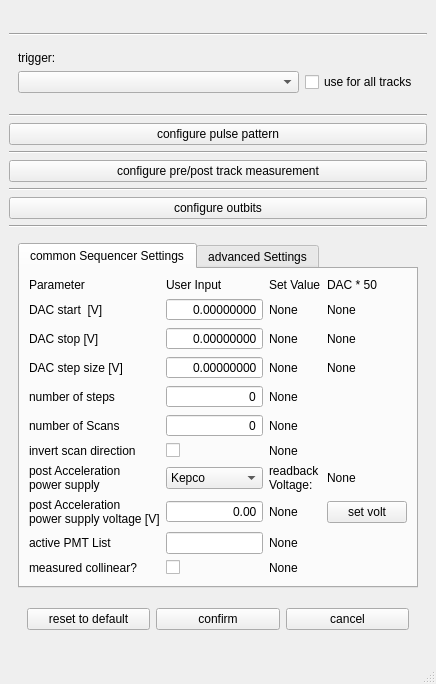
Before: the Qt Designer form TildaHost/source/Interface/TrackParUi/Ui_TrackPar.ui in lasersphere/Tilda, drawn with Qt 5.
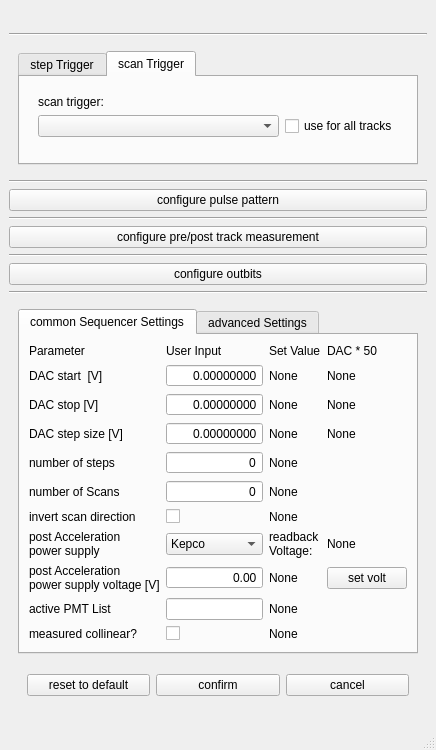
After: the same form once the commit is applied. Icons and pictures are not drawn.

Commit message: Testing of implementation of scan trigger. Fixed some issues of the scan trigger connected to the sqlite database

What changed in the file:
```diff
--- a/TildaHost/source/Interface/TrackParUi/Ui_TrackPar.ui
+++ b/TildaHost/source/Interface/TrackParUi/Ui_TrackPar.ui
@@ -7,9 +7,15 @@
     <x>0</x>
     <y>0</y>
     <width>413</width>
-    <height>627</height>
+    <height>714</height>
    </rect>
   </property>
+  <property name="sizePolicy">
+   <sizepolicy hsizetype="Preferred" vsizetype="Expanding">
+    <horstretch>0</horstretch>
+    <verstretch>0</verstretch>
+   </sizepolicy>
+  </property>
   <property name="windowTitle">
    <string>track parameters</string>
   </property>
@@ -40,6 +46,34 @@
        </widget>
       </item>
       <item>
+       <widget class="QWidget" name="trigger_tab_widget" native="true">
+        <property name="enabled">
+         <bool>true</bool>
+        </property>
+        <property name="minimumSize">
+         <size>
+          <width>0</width>
+          <height>0</height>
+         </size>
+        </property>
+        <property name="baseSize">
+         <size>
+          <width>0</width>
+          <height>0</height>
+         </size>
+        </property>
+        <layout class="QVBoxLayout" name="verticalLayout_6">
+         <item>
+          <widget class="QTabWidget" name="tabWidget">
+           <property name="currentIndex">
+            <number>1</number>
+           </property>
+           <widget class="QWidget" name="tab_step_trigger">
+            <attribute name="title">
+             <string>step Trigger</string>
+            </attribute>
+            <layout class="QVBoxLayout" name="verticalLayout_7">
+             <item>
        <widget class="QWidget" name="widget_trigger" native="true">
         <property name="sizePolicy">
          <sizepolicy hsizetype="Preferred" vsizetype="Minimum">
@@ -59,7 +93,7 @@
            <item row="0" column="0">
             <widget class="QLabel" name="label">
              <property name="text">
-              <string>trigger:</string>
+                     <string>step trigger:</string>
              </property>
             </widget>
            </item>
@@ -100,6 +134,85 @@
             <widget class="QWidget" name="widget_trigger_place_holder" native="true"/>
            </item>
           </layout>
+                </item>
+               </layout>
+              </widget>
+             </item>
+            </layout>
+           </widget>
+           <widget class="QWidget" name="tab_scan_trigger">
+            <attribute name="title">
+             <string>scan Trigger</string>
+            </attribute>
+            <layout class="QVBoxLayout" name="verticalLayout_10">
+             <item>
+              <widget class="QWidget" name="widget_scan_trigger" native="true">
+               <property name="sizePolicy">
+                <sizepolicy hsizetype="Preferred" vsizetype="Minimum">
+                 <horstretch>0</horstretch>
+                 <verstretch>0</verstretch>
+                </sizepolicy>
+               </property>
+               <property name="minimumSize">
+                <size>
+                 <width>0</width>
+                 <height>0</height>
+                </size>
+               </property>
+               <layout class="QVBoxLayout" name="verticalLayout_9">
+                <item>
+                 <layout class="QGridLayout" name="gridLayout_7">
+                  <item row="0" column="0">
+                   <widget class="QLabel" name="label_scanTrigger">
+                    <property name="text">
+                     <string>scan trigger:</string>
+                    </property>
+                   </widget>
+                  </item>
+                  <item row="1" column="0">
+                   <widget class="QComboBox" name="comboBox_scanTriggerSelect">
+                    <property name="sizePolicy">
+                     <sizepolicy hsizetype="MinimumExpanding" vsizetype="Fixed">
+                      <horstretch>0</horstretch>
+                      <verstretch>0</verstretch>
+                     </sizepolicy>
+                    </property>
+                    <property name="minimumSize">
+                     <size>
+                      <width>0</width>
+                      <height>20</height>
+                     </size>
+                    </property>
+                   </widget>
+                  </item>
+                  <item row="1" column="1">
+                   <widget class="QCheckBox" name="checkBox_scanUseAllTracks">
+                    <property name="sizePolicy">
+                     <sizepolicy hsizetype="Preferred" vsizetype="Fixed">
+                      <horstretch>0</horstretch>
+                      <verstretch>0</verstretch>
+                     </sizepolicy>
+                    </property>
+                    <property name="text">
+                     <string>use for all tracks</string>
+                    </property>
+                   </widget>
+                  </item>
+                 </layout>
+                </item>
+                <item>
+                 <layout class="QVBoxLayout" name="scan_trigger_vert_layout">
+                  <item>
+                   <widget class="QWidget" name="widget_scan_trigger_place_holder" native="true"/>
+                  </item>
+                 </layout>
+                </item>
+               </layout>
+              </widget>
+             </item>
+            </layout>
+           </widget>
+          </widget>
          </item>
         </layout>
        </widget>
```
Left out of the diff: 4 changed lines with no effect on the pictures. Lines whose indentation alone changed are shown as unchanged. The commit also changes 21 other files.
